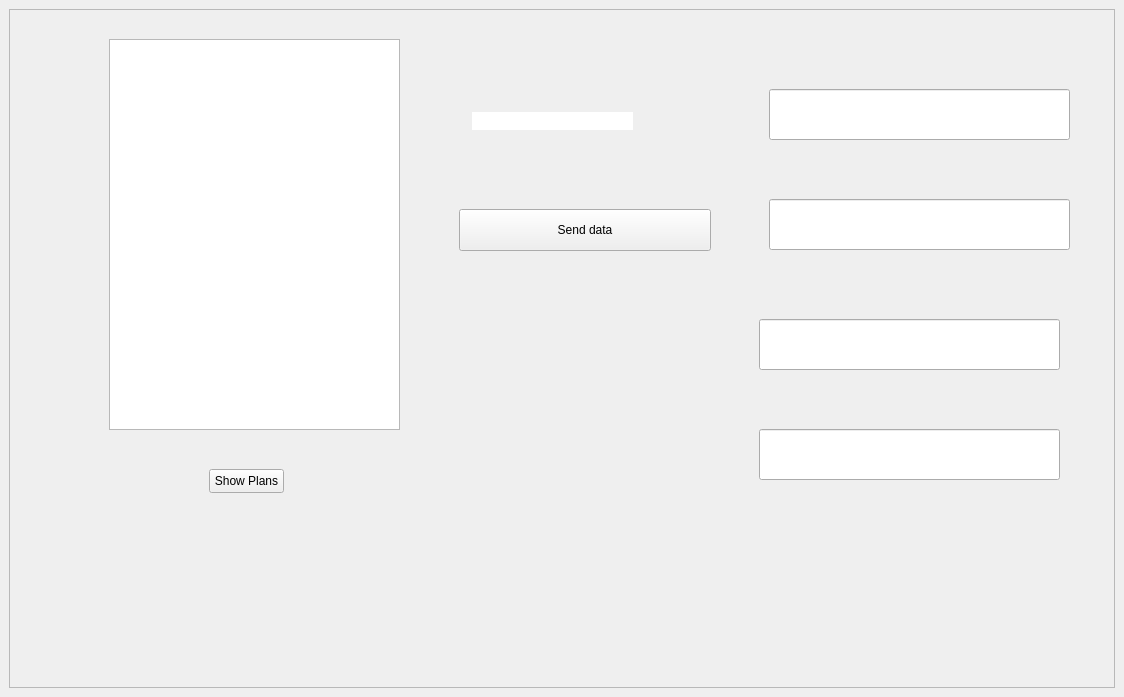
Before: the Qt Designer form Kaizen/planner.ui in burr1to/kaizen, drawn with Qt 5.
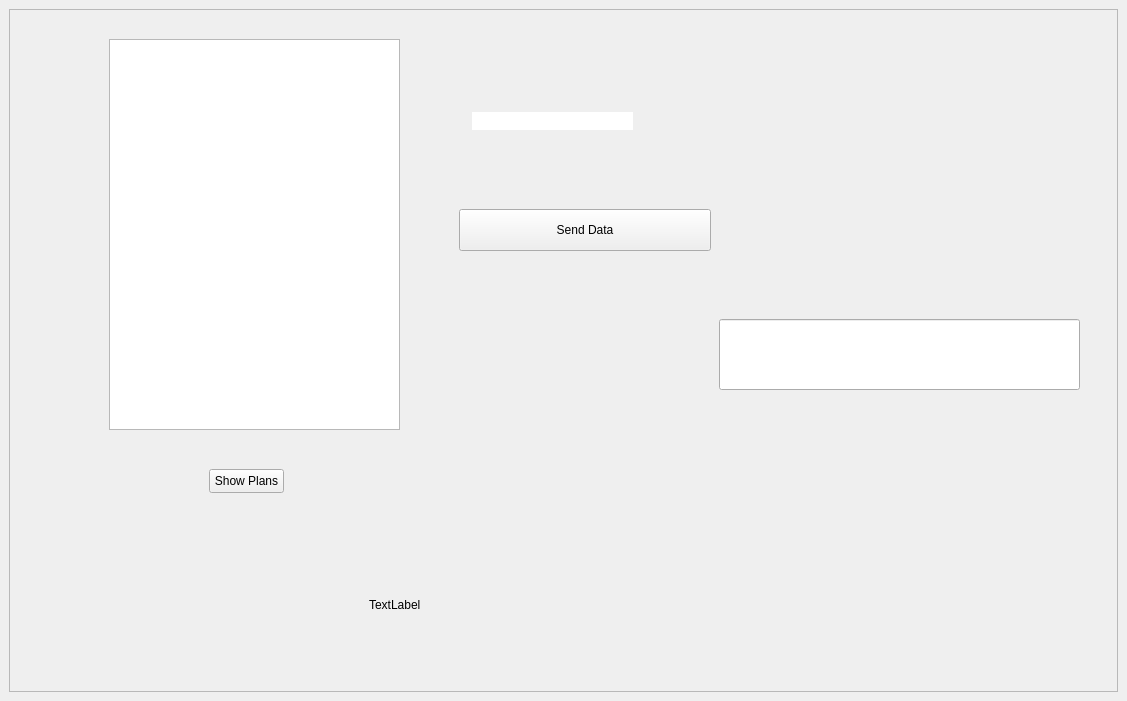
After: the same form once the commit is applied. Icons and pictures are not drawn.

Commit message: date added, database remade, data inserted

Diff of the .ui file:
```diff
--- a/Kaizen/planner.ui
+++ b/Kaizen/planner.ui
@@ -6,8 +6,8 @@
    <rect>
     <x>0</x>
     <y>0</y>
-    <width>1124</width>
-    <height>697</height>
+    <width>1127</width>
+    <height>701</height>
    </rect>
   </property>
   <property name="windowTitle">
@@ -94,7 +94,7 @@
 }</string>
           </property>
           <property name="text">
-           <string>Send data</string>
+           <string>Send Data</string>
           </property>
          </widget>
         </item>
@@ -126,42 +126,25 @@
       <widget class="QLineEdit" name="plan1">
        <property name="geometry">
         <rect>
-         <x>760</x>
-         <y>80</y>
-         <width>301</width>
-         <height>51</height>
-        </rect>
-       </property>
-      </widget>
-      <widget class="QLineEdit" name="plan2">
-       <property name="geometry">
-        <rect>
-         <x>760</x>
-         <y>190</y>
-         <width>301</width>
-         <height>51</height>
-        </rect>
-       </property>
-      </widget>
-      <widget class="QLineEdit" name="plan3">
-       <property name="geometry">
-        <rect>
-         <x>750</x>
+         <x>710</x>
          <y>310</y>
-         <width>301</width>
-         <height>51</height>
+         <width>361</width>
+         <height>71</height>
         </rect>
        </property>
       </widget>
-      <widget class="QLineEdit" name="plan4">
+      <widget class="QLabel" name="displayText">
        <property name="geometry">
         <rect>
-         <x>750</x>
-         <y>420</y>
-         <width>301</width>
+         <x>360</x>
+         <y>570</y>
+         <width>231</width>
          <height>51</height>
         </rect>
        </property>
+       <property name="text">
+        <string>TextLabel</string>
+       </property>
       </widget>
      </widget>
     </item>
```
The commit also changes 24 other files.
